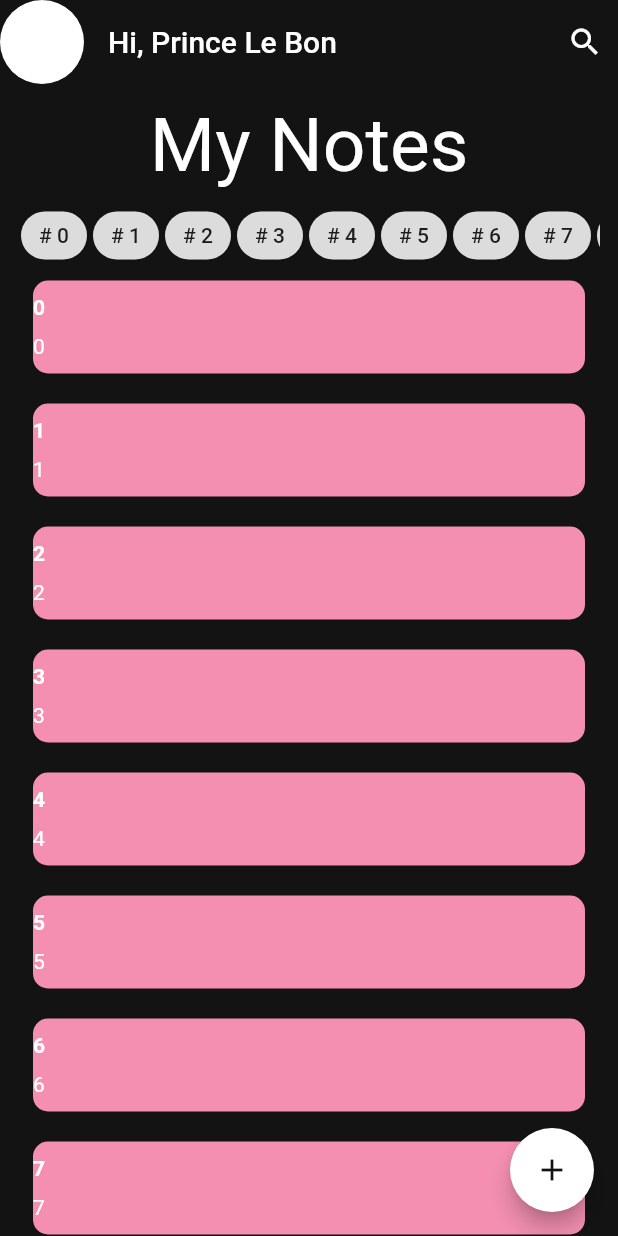
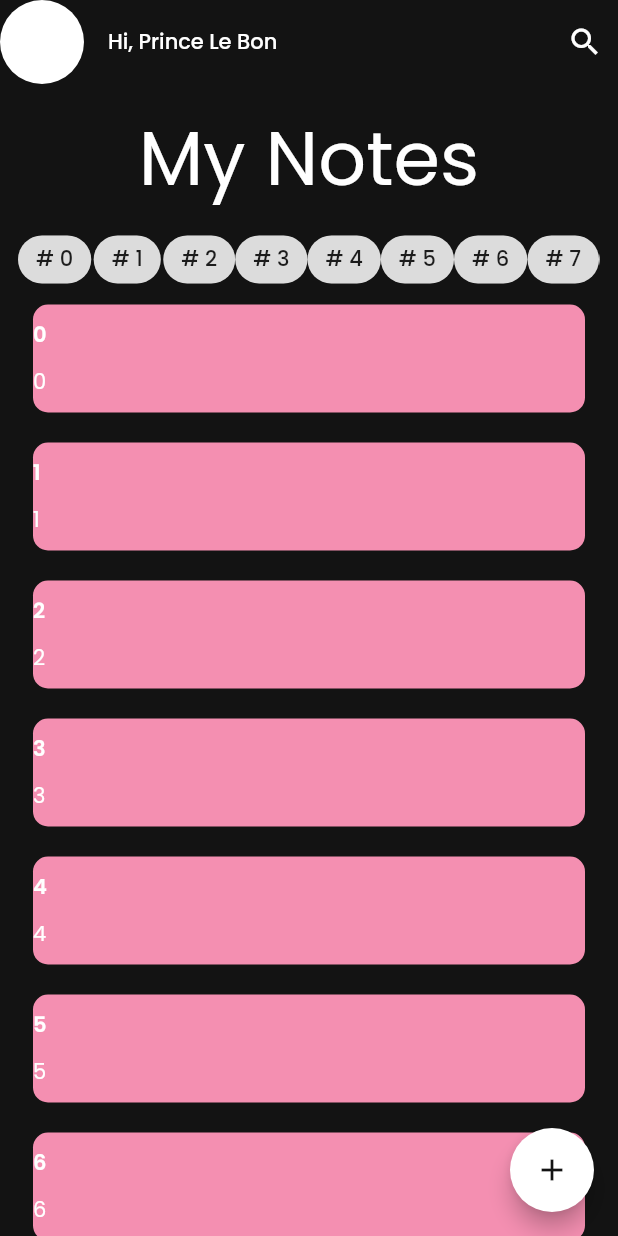
Before and after one commit to PrinceLeBon/note_app, a Flutter app: the screen it shows after launch, on a phone screen of 412 x 824 dp. Run offline on Flutter 3.47's test engine with Material 2 defaults, Android fonts, the phone set to English and light mode, and no system bars; our stand-ins replace google_fonts.

Commit message:
Add packages and text widget

```diff
--- a/lib/main.dart
+++ b/lib/main.dart
@@ -1,5 +1,6 @@
 import 'package:flutter/material.dart';
 import 'package:note_app/presentation/screens/homepage.dart';
+import 'package:note_app/utils/constants.dart';
 
 void main() {
   runApp(const MyApp());
@@ -12,14 +13,15 @@ class MyApp extends StatelessWidget {
   Widget build(BuildContext context) {
     return MaterialApp(
       theme: ThemeData(
-          scaffoldBackgroundColor: const Color(0xFF131313),
-          appBarTheme: const AppBarTheme(
-            color: Color(0xFF131313),
-          ),
-          textTheme: Theme.of(context).textTheme.apply(
-                bodyColor: Colors.white,
-                displayColor: Colors.white,
-              )),
+        scaffoldBackgroundColor: blackColor,
+        appBarTheme: AppBarTheme(
+          color: blackColor,
+        ),
+        textTheme: Theme.of(context).textTheme.apply(
+              bodyColor: whiteColor,
+              displayColor: whiteColor,
+            ),
+      ),
       debugShowCheckedModeBanner: false,
       debugShowMaterialGrid: false,
       home: const MyHomePage(),
--- a/lib/presentation/screens/firstpage.dart
+++ b/lib/presentation/screens/firstpage.dart
@@ -1,5 +1,6 @@
 import 'package:flutter/material.dart';
 import 'package:flutter/rendering.dart';
+import 'package:note_app/presentation/widgets/google_text.dart';
 import 'package:note_app/presentation/widgets/hashtags.dart';
 import 'package:note_app/presentation/widgets/note.dart';
 
@@ -18,9 +19,9 @@ class _FirstPageState extends State<FirstPage> {
         padding: const EdgeInsets.all(12),
         child: Column(
           children: [
-            const Text(
-              "My Notes",
-              style: TextStyle(fontSize: 50),
+            const GoogleText(
+              text: "My Notes",
+              fontSize: 50,
             ),
             Container(
               height: 10,
--- a/lib/presentation/screens/homepage.dart
+++ b/lib/presentation/screens/homepage.dart
@@ -1,5 +1,7 @@
 import 'package:flutter/material.dart';
 import 'package:note_app/presentation/screens/firstpage.dart';
+import 'package:note_app/presentation/widgets/google_text.dart';
+import '../../utils/constants.dart';
 
 class MyHomePage extends StatefulWidget {
   const MyHomePage({super.key});
@@ -13,10 +15,10 @@ class _MyHomePageState extends State<MyHomePage> {
   Widget build(BuildContext context) {
     return Scaffold(
       appBar: AppBar(
-        leading: const CircleAvatar(
-          backgroundColor: Colors.white,
+        leading: CircleAvatar(
+          backgroundColor: whiteColor,
         ),
-        title: const Text("Hi, Prince Le Bon"),
+        title: const GoogleText(text: "Hi, Prince Le Bon"),
         elevation: 0,
         actions: [
           const Icon(Icons.search),
@@ -26,12 +28,12 @@ class _MyHomePageState extends State<MyHomePage> {
         ],
       ),
       body: const FirstPage(),
-      floatingActionButton: const FloatingActionButton(
-        backgroundColor: Colors.white,
+      floatingActionButton: FloatingActionButton(
+        backgroundColor: whiteColor,
         onPressed: null,
         child: Icon(
           Icons.add,
-          color: Color(0xFF131313),
+          color: blackColor,
         ),
       ),
     );
--- /dev/null
+++ b/lib/presentation/widgets/google_text.dart
@@ -0,0 +1,26 @@
+import 'package:flutter/material.dart';
+import 'package:google_fonts/google_fonts.dart';
+
+class GoogleText extends StatelessWidget {
+  final String text;
+  final bool fontWeight;
+  final double fontSize;
+
+  const GoogleText({
+    super.key,
+    required this.text,
+    this.fontWeight = false,
+    this.fontSize = 14,
+  });
+
+  @override
+  Widget build(BuildContext context) {
+    return Text(
+      text,
+      style: GoogleFonts.poppins(
+        fontWeight: fontWeight ? FontWeight.w600 : null,
+        fontSize: fontSize,
+      ),
+    );
+  }
+}
--- a/lib/presentation/widgets/hashtags.dart
+++ b/lib/presentation/widgets/hashtags.dart
@@ -1,4 +1,5 @@
 import 'package:flutter/material.dart';
+import 'package:note_app/presentation/widgets/google_text.dart';
 
 class Hashtags extends StatelessWidget {
   final String label;
@@ -7,6 +8,6 @@ class Hashtags extends StatelessWidget {
 
   @override
   Widget build(BuildContext context) {
-    return Chip(label: Text("# $label"));
+    return Chip(label: GoogleText(text: "# $label"));
   }
 }
--- a/lib/presentation/widgets/note.dart
+++ b/lib/presentation/widgets/note.dart
@@ -1,4 +1,5 @@
 import 'package:flutter/material.dart';
+import 'package:note_app/presentation/widgets/google_text.dart';
 
 class Note extends StatelessWidget {
   final String title;
@@ -22,14 +23,14 @@ class Note extends StatelessWidget {
             Container(
               height: 10,
             ),
-            Text(
-              title,
-              style: const TextStyle(fontWeight: FontWeight.bold),
+            GoogleText(
+              text: title,
+              fontWeight: true,
             ),
             Container(
               height: 10,
             ),
-            Text(label),
+            GoogleText(text: label),
             Container(
               height: 10,
             ),
--- /dev/null
+++ b/lib/utils/constants.dart
@@ -0,0 +1,4 @@
+import 'package:flutter/material.dart';
+
+Color blackColor = const Color(0xFF131313);
+Color whiteColor = Colors.white;
```
Also changed, not shown: pubspec.yaml (+13 -0 lines), pubspec.lock, 3 other files.
